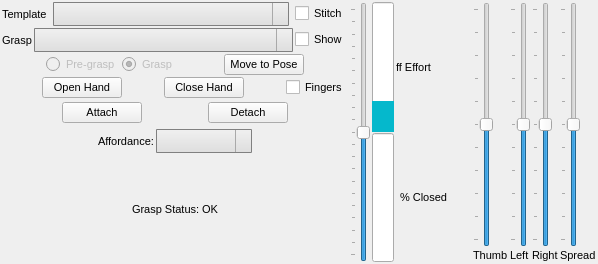
Before: the Qt Designer form vigir_ocs_grasp_widget/src/graspWidget.ui in team-vigir/vigir_ocs_common, drawn with Qt 5.
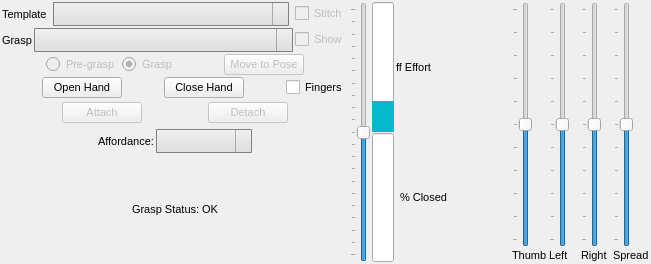
After: the same form once the commit is applied.

The edit to the form file:
```diff
--- a/vigir_ocs_grasp_widget/src/graspWidget.ui
+++ b/vigir_ocs_grasp_widget/src/graspWidget.ui
@@ -6,7 +6,7 @@
    <rect>
     <x>0</x>
     <y>0</y>
-    <width>598</width>
+    <width>651</width>
     <height>264</height>
    </rect>
   </property>
@@ -144,6 +144,9 @@
           </item>
           <item>
            <widget class="QCheckBox" name="stitch_template">
+            <property name="enabled">
+             <bool>false</bool>
+            </property>
             <property name="text">
              <string>Stitch</string>
             </property>
@@ -229,6 +232,9 @@
           </item>
           <item>
            <widget class="QCheckBox" name="show_grasp">
+            <property name="enabled">
+             <bool>false</bool>
+            </property>
             <property name="text">
              <string>Show</string>
             </property>
@@ -295,6 +301,9 @@
           </item>
           <item>
            <widget class="QPushButton" name="moveToPoseButton">
+            <property name="enabled">
+             <bool>false</bool>
+            </property>
             <property name="text">
              <string>Move to Pose</string>
             </property>
@@ -411,6 +420,9 @@
           </item>
           <item>
            <widget class="QPushButton" name="attachButton">
+            <property name="enabled">
+             <bool>false</bool>
+            </property>
             <property name="text">
              <string>Attach</string>
             </property>
@@ -431,6 +443,9 @@
           </item>
           <item>
            <widget class="QPushButton" name="detachButton">
+            <property name="enabled">
+             <bool>false</bool>
+            </property>
             <property name="text">
              <string>Detach</string>
             </property>
```
Left out of the diff: 3 changed lines with no effect on the pictures.
